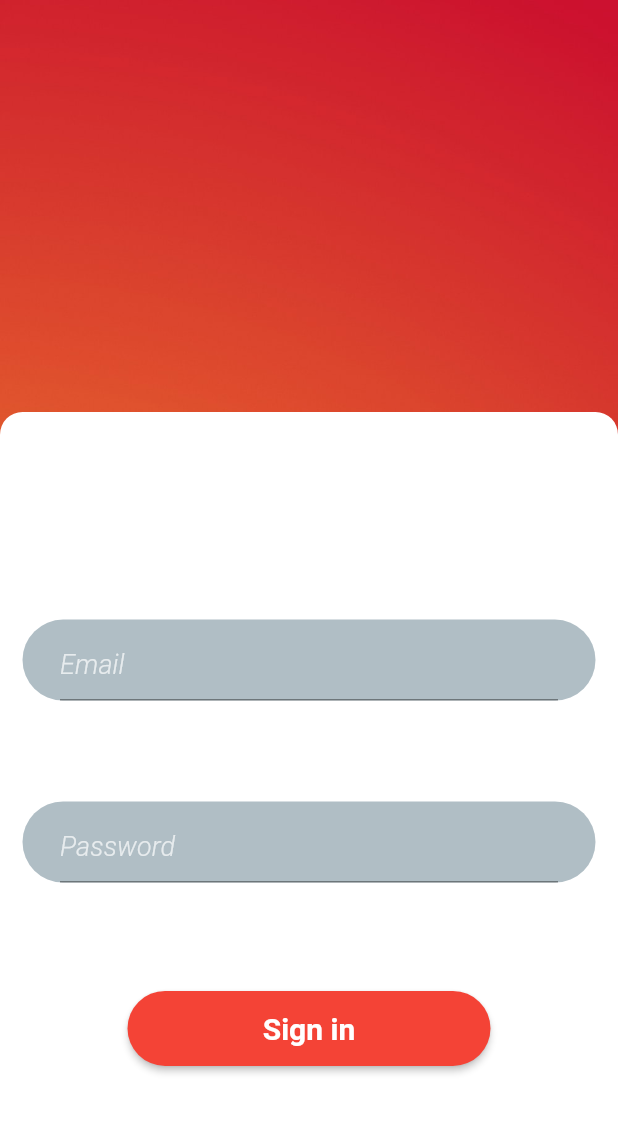
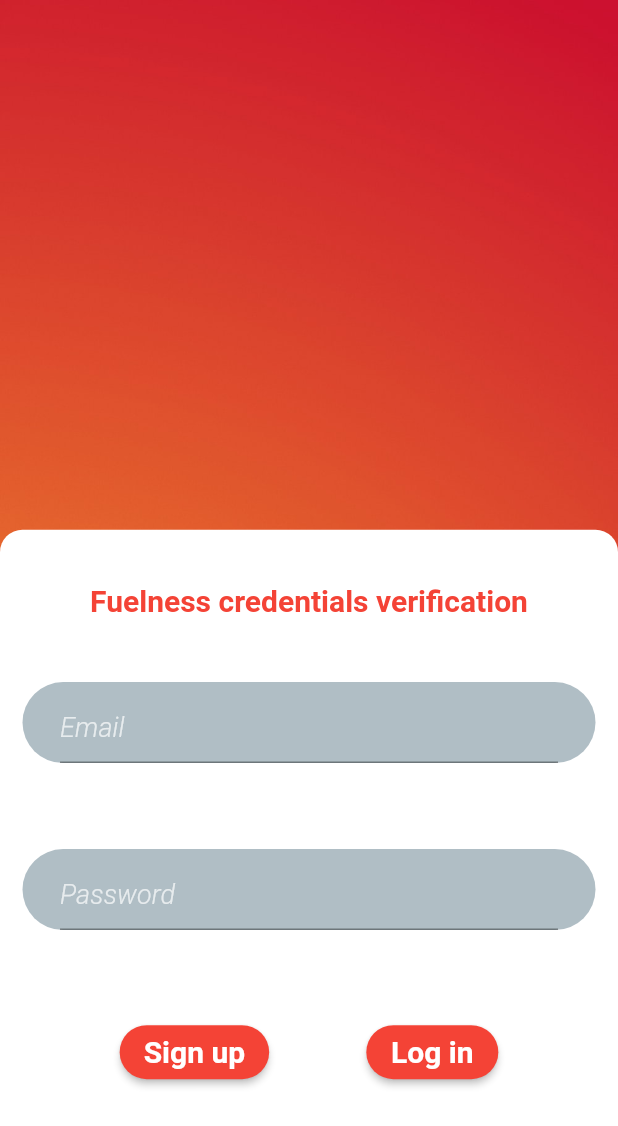
Before and after one commit to tomascandeias/Fuelness, a Flutter app: the AuthenticationScreen screen opened directly, on a phone screen of 412 x 824 dp. Shown: the top 1126 px of the screen. Run offline on Flutter 3.47's test engine with Material 2 defaults, Android fonts, the phone set to English and light mode, and no system bars; our stand-ins replace charts_flutter, hive, hive_flutter, pedometer; accounts and stored records are empty.

```diff
--- a/fuelness/lib/db/DatabaseHandler.dart
+++ b/fuelness/lib/db/DatabaseHandler.dart
@@ -18,15 +18,16 @@ class DatabaseHandler{
 
   Steps getDailySteps(DateTime date) {
     var box = Hive.box(boxSteps);
-    return box.get(getDate(date)) ?? Steps(date, 5);
+    return box.get(getDate(date)) ?? Steps(date, 0);
   }
 
   List<Steps> getWeeklySteps(DateTime date) {
+    print("getWeeklySteps()");
     var box = Hive.box(boxSteps);
     List<Steps> ret = [];
 
     for (int i=6; i>0; i--){
-      ret.add(box.get(getDate(date.subtract(Duration(days: i)))) ?? Steps(DateTime.now().toUtc(), 0) );
+      ret.add(box.get(getDate(date.subtract(Duration(days: i)))) ?? Steps(date.subtract(Duration(days: i)), 0) );
     }
 
     ret.add(box.get(getDate(date)) ?? Steps(date, 0));
--- a/fuelness/lib/screens/greetings/authentication_page.dart
+++ b/fuelness/lib/screens/greetings/authentication_page.dart
@@ -57,7 +57,7 @@ class AuthenticationScreen extends StatelessWidget {
           mainAxisAlignment: MainAxisAlignment.end,
           children: [
             Container(
-              height: MediaQuery.of(context).size.height / 1.5,
+              height: MediaQuery.of(context).size.height / 1.75,
               width: double.infinity,
               decoration: const BoxDecoration(
                 color: Colors.white,
@@ -71,14 +71,22 @@ class AuthenticationScreen extends StatelessWidget {
                   mainAxisAlignment: MainAxisAlignment.spaceAround,
                   crossAxisAlignment: CrossAxisAlignment.stretch,
                   children: [
-                    const SizedBox(height: 45),
+                    const Text(
+                        "Fuelness credentials verification",
+                      style: TextStyle(
+                        fontSize: 20,
+                        fontWeight: FontWeight.w700,
+                        color: Colors.red,
+                      ),
+                      textAlign: TextAlign.center,
+                    ),
                     userInput('Email', TextInputType.emailAddress),
                     userInput('Password', TextInputType.visiblePassword),
-                    Container(
-                      height: 55,
-                      padding:
-                          const EdgeInsets.only(top: 5, left: 70, right: 70),
-                      child: RaisedButton(
+                    Row(
+                      mainAxisAlignment: MainAxisAlignment.spaceEvenly,
+                      crossAxisAlignment: CrossAxisAlignment.center,
+                      children: [
+                        RaisedButton(
                           shape: RoundedRectangleBorder(
                               borderRadius: BorderRadius.circular(25)),
                           color: Colors.red,
@@ -90,7 +98,7 @@ class AuthenticationScreen extends StatelessWidget {
                                     const MyStatefulWidget()));
                           },
                           child: const Text(
-                          'Sign in',
+                            'Sign up',
                             style: TextStyle(
                               fontSize: 20,
                               fontWeight: FontWeight.w700,
@@ -98,6 +106,27 @@ class AuthenticationScreen extends StatelessWidget {
                             ),
                           ),
                         ),
+                        RaisedButton(
+                          shape: RoundedRectangleBorder(
+                              borderRadius: BorderRadius.circular(25)),
+                          color: Colors.red,
+                          onPressed: () {
+                            Navigator.push(
+                                context,
+                                MaterialPageRoute(
+                                    builder: (context) =>
+                                    const MyStatefulWidget()));
+                          },
+                          child: const Text(
+                            'Log in',
+                            style: TextStyle(
+                              fontSize: 20,
+                              fontWeight: FontWeight.w700,
+                              color: Colors.white,
+                            ),
+                          ),
+                        ),
+                      ]
                     ),
                     const SizedBox(height: 20),
                   ],
--- a/fuelness/lib/screens/weekly_steps/weekly_steps_chart.dart
+++ b/fuelness/lib/screens/weekly_steps/weekly_steps_chart.dart
@@ -28,8 +28,12 @@ class WeeklyStepsChart extends StatelessWidget {
   }
 
   static List<charts.Series<Steps, String>> getStepsData() {
+    print("getStepsData()");
     var db = DatabaseHandler.instance;
     List<Steps> weeklySteps = db.getWeeklySteps(DateTime.now());
+    for (int i=0; i<weeklySteps.length; i++){
+      print(weeklySteps[i].date.toUtc().toString() + "\t" + weeklySteps[i].valuesToString());
+    }
 
     return [
       charts.Series<Steps, String>(
```
Also changed, not shown: fuelness/lib/screens/steps/daily_steps_screen.dart (+1 -6 lines). Lines whose indentation alone changed are shown as unchanged.
